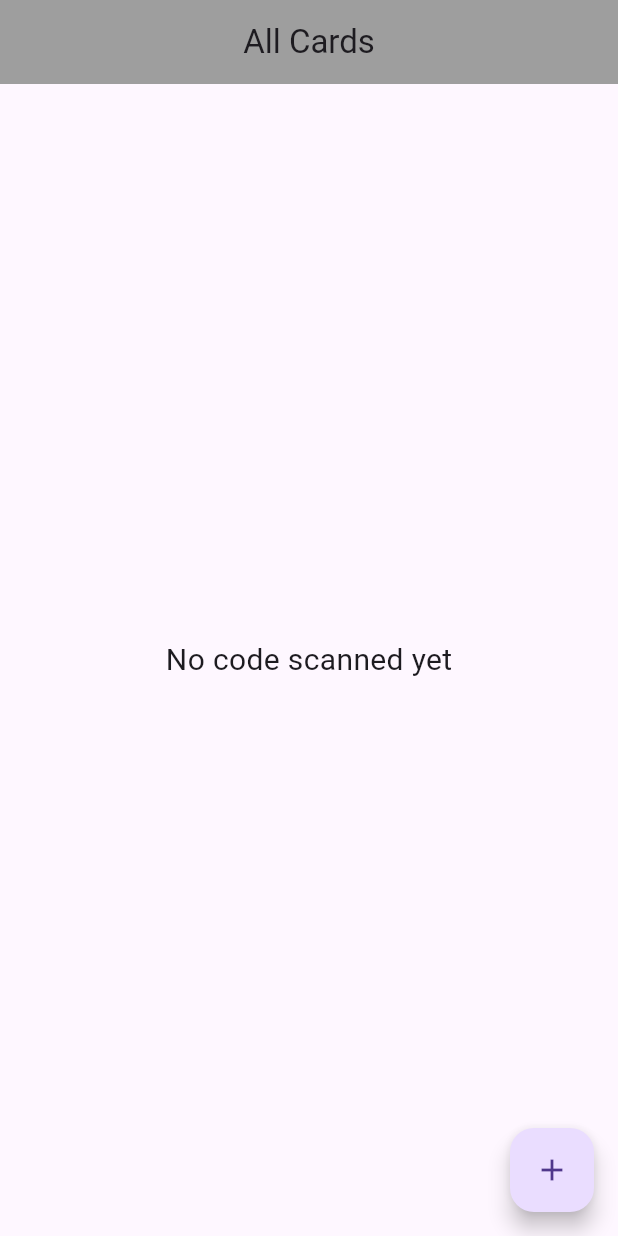
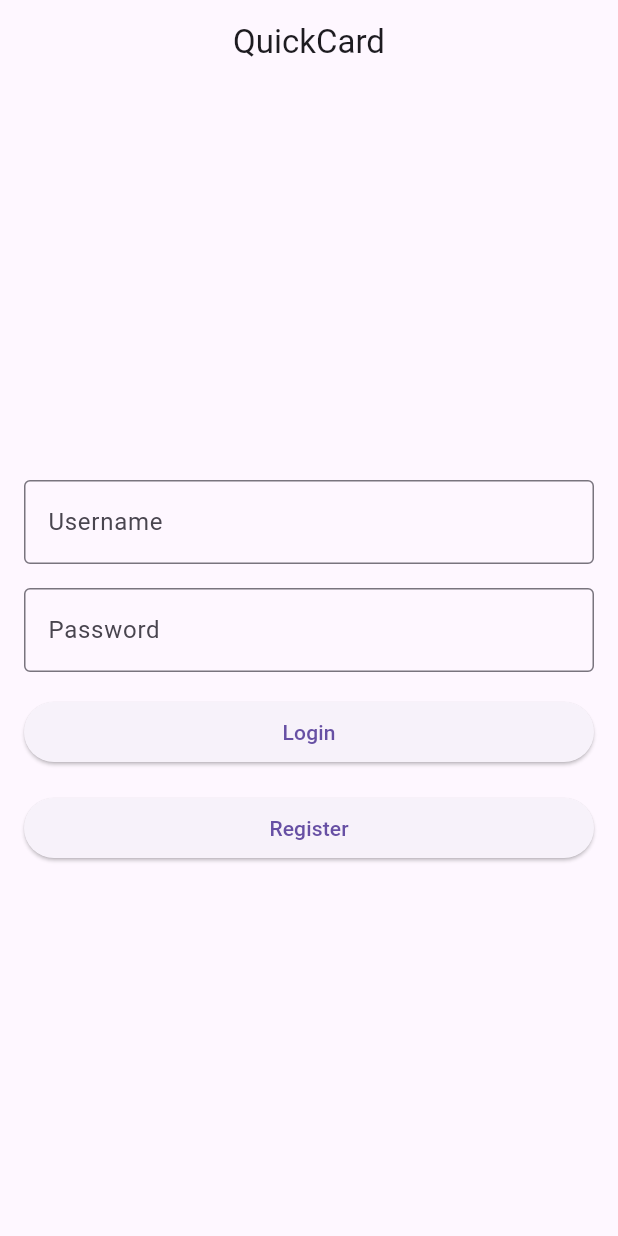
Before and after one commit to YazeedMo/QuickCard, a Flutter app: the screen it shows after launch, on a phone screen of 412 x 824 dp. Run offline on Flutter 3.47's test engine with Material 3 defaults, Android fonts, the phone set to English and light mode, and no system bars; our stand-ins replace flutter_slidable, flutter_svg, hive, hive_flutter; missing offline and left inert: barcode, mobile_scanner; accounts and stored records are empty.

Commit message:
Feature/login+register

```diff
--- /dev/null
+++ b/quick_card/lib/entity/user.dart
@@ -0,0 +1,26 @@
+import 'package:hive/hive.dart';
+part 'user.g.dart';
+
+@HiveType(typeId: 0)
+class User {
+
+  @HiveField(0)
+  String username;
+
+  @HiveField(1)
+  String email;
+
+  @HiveField(2)
+  String password;
+
+  User({
+    required this.username,
+    required this.email,
+    required this.password
+});
+
+  @override
+  String toString() {
+    return 'User{username: $username, email: $email, password: $password}';
+  }
+}
--- a/quick_card/lib/main.dart
+++ b/quick_card/lib/main.dart
@@ -1,13 +1,15 @@
+// ignore_for_file: prefer_const_constructors
+
 import 'package:flutter/material.dart';
-import 'package:hive/hive.dart';
 import 'package:hive_flutter/hive_flutter.dart';
-import 'package:quick_card/screens/home_screen.dart';
-
+import 'package:quick_card/data/hive_config.dart';
+import 'package:quick_card/entity/card.dart' as qc;
+import 'package:quick_card/screens/login_screen.dart';
 void main() async {
 
-  // Initialize the Hive
-  await Hive.initFlutter();
-  await Hive.openBox("cardBox");
+  await HiveConfig().startHive();
+
+  var cardBox = await Hive.openBox<qc.Card>('cardBox');
 
   runApp(const MyApp());
 }
@@ -17,9 +19,9 @@ class MyApp extends StatelessWidget {
 
   @override
   Widget build(BuildContext context) {
-    return const MaterialApp(
+    return MaterialApp(
       debugShowCheckedModeBanner: false,
-      home: HomeScreen(),
+      home: LoginScreen(),
     );
   }
 }
--- /dev/null
+++ b/quick_card/lib/screens/login_screen.dart
@@ -0,0 +1,111 @@
+// ignore_for_file: prefer_const_constructors, use_key_in_widget_constructors
+
+import 'package:flutter/material.dart';
+import 'package:quick_card/screens/home_screen.dart';
+import 'package:quick_card/screens/registration_screen.dart';
+import 'package:quick_card/service/user_service.dart';
+
+class LoginScreen extends StatefulWidget {
+  @override
+  _LoginScreenState createState() => _LoginScreenState();
+}
+
+class _LoginScreenState extends State<LoginScreen> {
+  final _usernameController = TextEditingController();
+  final _passwordController = TextEditingController();
+  String errorMessage = '';
+
+  void _handleLogin() async {
+
+    String username = _usernameController.text;
+    String password = _passwordController.text;
+
+    if (username.isEmpty) {
+      setState(() {
+        errorMessage = "Please enter username";
+      });
+    } else if (password.isEmpty) {
+      setState(() {
+        errorMessage = "Please enter password";
+      });
+    } else {
+      dynamic result = await UserService().validateUser(username, password);
+
+      setState(() {
+        if (result is String) {
+          errorMessage = result;
+        } else {
+          // Navigate only if validation is successful
+          Navigator.push(
+            context,
+            MaterialPageRoute(builder: (context) => HomeScreen()),
+          );
+        }
+      });
+    }
+  }
+
+
+  @override
+  Widget build(BuildContext context) {
+    return Scaffold(
+      appBar: AppBar(
+        title: Text('QuickCard'),
+        centerTitle: true,
+      ),
+      body: Padding(
+        padding: const EdgeInsets.all(16.0),
+        child: Column(
+          mainAxisAlignment: MainAxisAlignment.center,
+          crossAxisAlignment: CrossAxisAlignment.stretch,
+          children: <Widget>[
+            // Error message (initially invisible)
+            Visibility(
+              visible: errorMessage.isNotEmpty,
+              child: Text(
+                errorMessage,
+                style: TextStyle(color: Colors.red),
+                textAlign: TextAlign.center,
+              ),
+            ),
+            SizedBox(height: 16.0),
+            // Username input field
+            TextField(
+              controller: _usernameController,
+              decoration: InputDecoration(
+                labelText: 'Username',
+                border: OutlineInputBorder(),
+              ),
+            ),
+            SizedBox(height: 16.0),
+            // Password input field
+            TextField(
+              controller: _passwordController,
+              obscureText: true,
+              decoration: InputDecoration(
+                labelText: 'Password',
+                border: OutlineInputBorder(),
+              ),
+            ),
+            SizedBox(height: 16.0),
+            // Login button
+            ElevatedButton(
+              onPressed: () {
+                _handleLogin();
+              },
+              child: Text('Login'),
+            ),
+            SizedBox(height: 16.0,),
+            // Registration button
+            ElevatedButton(
+              onPressed: () {
+                Navigator.push(context, MaterialPageRoute(builder: (context) => RegistrationScreen()));
+              },
+              child: Text('Register'),
+            )
+          ],
+        ),
+      ),
+    );
+  }
+}
--- a/quick_card/lib/screens/code_display_screen.dart
+++ b/quick_card/lib/screens/svg_display_screen.dart
@@ -1,3 +1,5 @@
+// ignore_for_file: sort_child_properties_last, prefer_const_constructors
+
 import 'package:flutter/material.dart';
 import 'package:flutter_svg/flutter_svg.dart';
 
--- /dev/null
+++ b/quick_card/lib/service/user_service.dart
@@ -0,0 +1,55 @@
+import 'package:quick_card/data/user_db.dart';
+import 'package:quick_card/entity/user.dart';
+
+class UserService {
+  // Create new User
+  Future<dynamic> createUser(User user) async {
+    if (await _usernameExists(user.username)) {
+      return 'Username \'${user.username}\' already exists';
+    } else {
+      return await UserDB().createUser(user);
+    }
+  }
+
+  // Validate username & password
+  Future<dynamic> validateUser(String username, String password) async {
+    User? user = await getUserByUsername(username);
+
+    if (user == null || user.password != password) {
+      return 'Incorrect username or password';
+    } else {
+      return user;
+    }
+  }
+
+  // Get all Users
+  Future<List> getAllUsers() async {
+    return await UserDB().getAllUsers();
+  }
+
+  // Get User by username
+  Future<User?> getUserByUsername(String username) async {
+    List allUsers = await getAllUsers();
+
+    for (User user in allUsers) {
+      if (user.username == username) {
+        return user;
+      }
+    }
+
+    return null;
+  }
+
+  // Check if username already exists
+  Future<bool> _usernameExists(String username) async {
+    List allUsers = await UserDB().getAllUsers();
+
+    for (User user in allUsers) {
+      if (user.username == username) {
+        return true;
+      }
+    }
+
+    return false;
+  }
+}
--- a/quick_card/lib/util/barcode_utils.dart
+++ b/quick_card/lib/util/barcode_utils.dart
@@ -18,4 +18,5 @@ class BarcodeUtils {
         return bc.Barcode.code128();
     }
   }
+
 }
--- a/quick_card/pubspec.yaml
+++ b/quick_card/pubspec.yaml
@@ -45,6 +45,10 @@ dependencies:
 dev_dependencies:
   flutter_test:
     sdk: flutter
+  hive_generator: ^2.0.1
+  build_runner: ^2.4.13
+  logger: ^1.0.0
+
 
   # The "flutter_lints" package below contains a set of recommended lints to
   # encourage good coding practices. The lint set provided by the package is
```
Also changed, not shown: quick_card/lib/components/card_tile.dart (+8 -7 lines), quick_card/lib/data/card_db.dart (+43 -8 lines), quick_card/lib/data/hive_config.dart (added, +20 -0 lines), quick_card/lib/data/user_db.dart (added, +32 -0 lines), quick_card/lib/domain/card.dart (deleted, +0 -18 lines), quick_card/lib/entity/card.dart (added, +32 -0 lines), quick_card/lib/screens/home_screen.dart (+92 -79 lines), quick_card/lib/screens/mobile_scanner_screen.dart (+14 -9 lines), quick_card/lib/screens/registration_screen.dart (added, +132 -0 lines), quick_card/lib/service/card_service.dart (added, +31 -0 lines), quick_card/lib/entity/card.g.dart (added), quick_card/lib/entity/user.g.dart (added).
